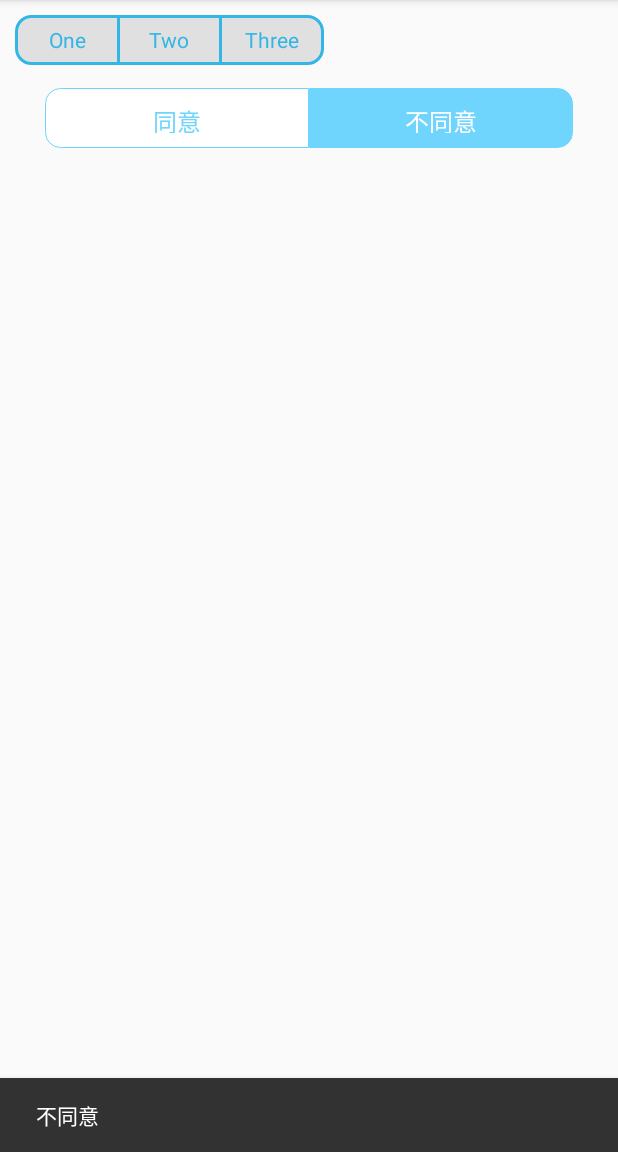
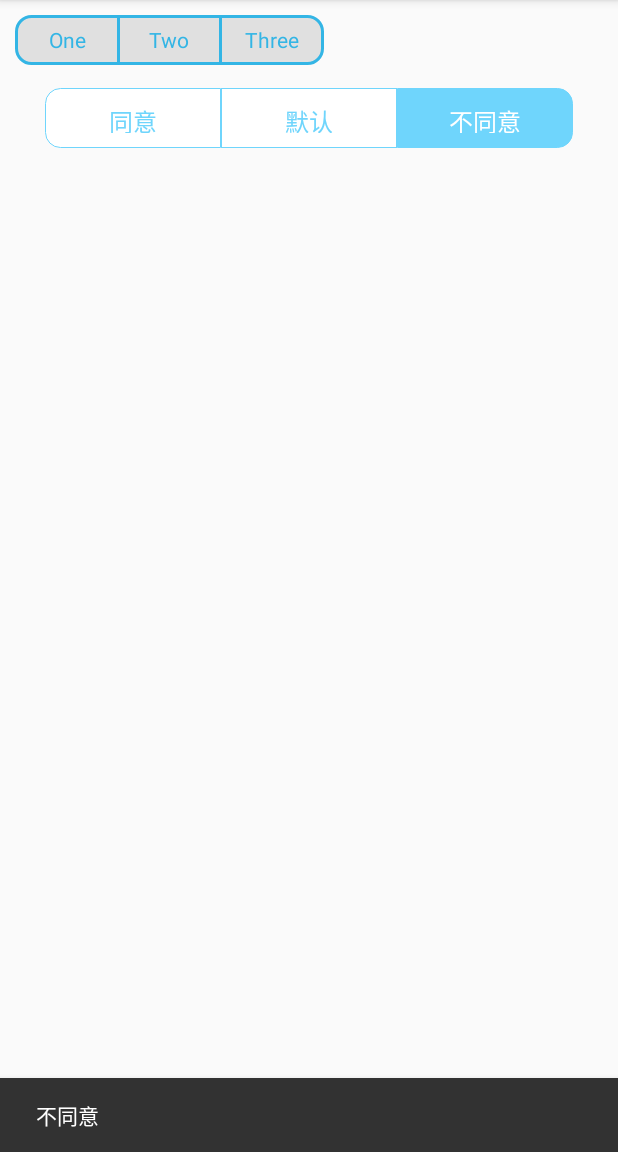
Before and after one commit to dearHaoGeGe/SimpleSample, an Android app: the SegmentViewActivity screen opened directly, with no data from a screen before it, after a tap on "不同意", on a phone screen of 412 x 824 dp, the part 84-1236 px from its top. Run offline under Robolectric (Android 15) with nearby library versions, the phone set to English and light mode, and no system bars; 2 other taps on this screen came first.

Commit message:
增加一个default选项

```diff
--- a/app/src/main/java/com/my/simplesampletest/segment_view/SegmentViewActivity.java
+++ b/app/src/main/java/com/my/simplesampletest/segment_view/SegmentViewActivity.java
@@ -22,7 +22,7 @@ import com.my.simplesampletest.base.BaseActivity;
  */
 public class SegmentViewActivity extends BaseActivity implements View.OnClickListener {
 
-    private TextView approveAgreeTV,approveDisagreeTV;
+    private TextView approveAgreeTV,approveDisagreeTV,defaultTV;
 
     @Override
     protected void onCreate(Bundle savedInstanceState) {
@@ -37,9 +37,11 @@ public class SegmentViewActivity extends BaseActivity implements View.OnClickLis
     public void initView() {
         approveAgreeTV= (TextView) findViewById(R.id.approveAgreeTV);
         approveDisagreeTV= (TextView) findViewById(R.id.approveDisagreeTV);
+        defaultTV= (TextView) findViewById(R.id.defaultTV);
 
         approveAgreeTV.setOnClickListener(this);
         approveDisagreeTV.setOnClickListener(this);
+        defaultTV.setOnClickListener(this);
     }
 
     @Override
@@ -51,21 +53,40 @@ public class SegmentViewActivity extends BaseActivity implements View.OnClickLis
     public void onClick(View v) {
         switch (v.getId()){
             case R.id.approveAgreeTV:
+                initButtonState();
                 approveAgreeTV.setBackgroundResource(R.drawable.button_left_press);
-                approveDisagreeTV.setBackgroundResource(R.drawable.button_right_release);
                 approveAgreeTV.setTextColor(Color.parseColor("#ffffff"));
-                approveDisagreeTV.setTextColor(Color.parseColor("#6FD5FC"));
 
                 Snackbar.make(approveAgreeTV,"同意",Snackbar.LENGTH_SHORT).show();
                 break;
 
             case R.id.approveDisagreeTV:
+                initButtonState();
                 approveDisagreeTV.setBackgroundResource(R.drawable.button_right_press);
-                approveAgreeTV.setBackgroundResource(R.drawable.button_left_release);
                 approveDisagreeTV.setTextColor(Color.parseColor("#ffffff"));
-                approveAgreeTV.setTextColor(Color.parseColor("#6FD5FC"));
+
                 Snackbar.make(approveAgreeTV,"不同意",Snackbar.LENGTH_SHORT).show();
+                break;
+
+            case R.id.defaultTV:
+                initButtonState();
+                defaultTV.setBackgroundResource(R.drawable.button_default_press);
+                defaultTV.setTextColor(Color.parseColor("#ffffff"));
+                Snackbar.make(approveAgreeTV,"默认",Snackbar.LENGTH_SHORT).show();
                 break;
         }
     }
+
+    /**
+     * 初始化默认的按钮的状态
+     */
+    private void initButtonState(){
+        approveAgreeTV.setBackgroundResource(R.drawable.button_left_release);
+        approveDisagreeTV.setBackgroundResource(R.drawable.button_right_release);
+        defaultTV.setBackgroundResource(R.drawable.button_default_release);
+
+        approveAgreeTV.setTextColor(Color.parseColor("#6FD5FC"));
+        approveDisagreeTV.setTextColor(Color.parseColor("#6FD5FC"));
+        defaultTV.setTextColor(Color.parseColor("#6FD5FC"));
+    }
 }
--- /dev/null
+++ b/app/src/main/res/drawable/button_default_press.xml
@@ -0,0 +1,23 @@
+<?xml version="1.0" encoding="utf-8"?>
+<shape xmlns:android="http://schemas.android.com/apk/res/android" >
+
+    <!-- 实心 -->
+    <solid android:color="#6FD5FC" />
+    <!-- 边框 -->
+    <stroke
+        android:width="0.5dp"
+        android:color="#6FD5FC" />
+
+    <!-- 圆角 -->
+    <!-- <corners
+        android:bottomLeftRadius="10dp"
+        android:topLeftRadius="10dp" /> -->
+
+    <!-- 边距 -->
+    <padding
+        android:bottom="10dp"
+        android:left="10dp"
+        android:right="10dp"
+        android:top="10dp" />
+
+</shape>
--- /dev/null
+++ b/app/src/main/res/drawable/button_default_release.xml
@@ -0,0 +1,22 @@
+<?xml version="1.0" encoding="utf-8"?>
+<shape xmlns:android="http://schemas.android.com/apk/res/android">
+
+    <!-- 实心   -->
+    <solid android:color="#ffffff" />
+    <!-- 边框 -->
+    <stroke
+        android:width="0.5dp"
+        android:color="#6FD5FC" />
+    <!-- 圆角 -->
+    <!-- <corners
+        android:bottomLeftRadius="10dp"
+        android:topLeftRadius="10dp" /> -->
+
+    <!-- 边距 -->
+    <padding
+        android:bottom="10dp"
+        android:left="10dp"
+        android:right="10dp"
+        android:top="10dp" />
+
+</shape>
--- a/app/src/main/res/layout/activity_segment_iew.xml
+++ b/app/src/main/res/layout/activity_segment_iew.xml
@@ -62,6 +62,18 @@
             android:textSize="16sp" />
 
         <TextView
+            android:id="@+id/defaultTV"
+            android:layout_width="0dp"
+            android:layout_height="match_parent"
+            android:layout_weight="1"
+            android:background="@drawable/button_default_release"
+            android:gravity="center"
+            android:padding="0dp"
+            android:text="默认"
+            android:textColor="#6FD5FC"
+            android:textSize="16sp" />
+
+        <TextView
             android:id="@+id/approveDisagreeTV"
             android:layout_width="0dp"
             android:layout_height="match_parent"
```
